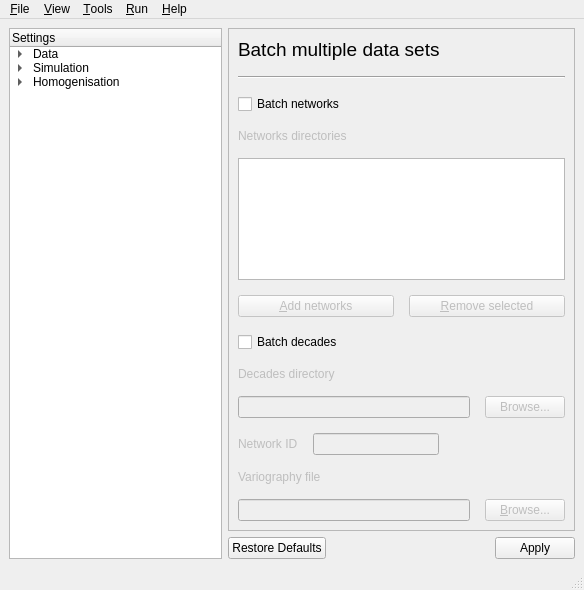
Above: GSIMCLI/interface/gsimcli.ui from iled/gsimcli before the change. Below: the same form after it.
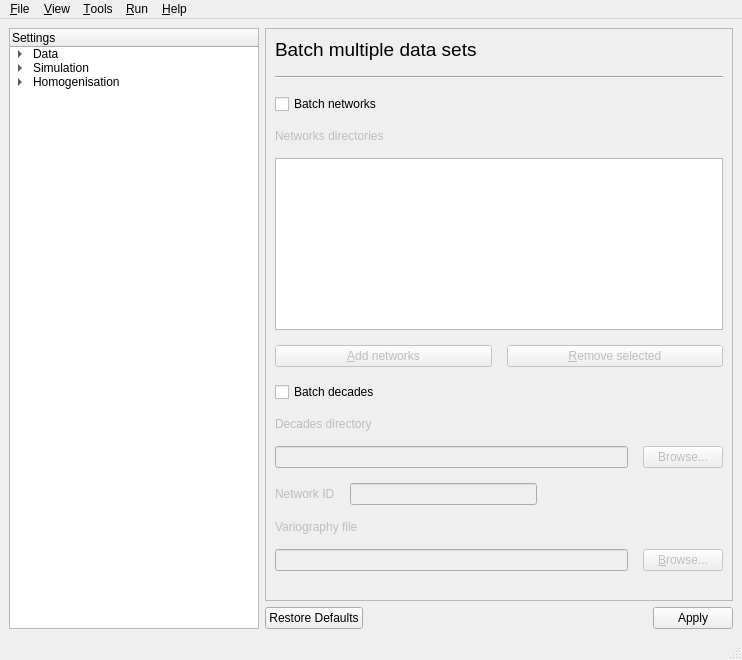
That is the form after the change. The open tabs and pages were chosen to show the change.

Commit message:
changed ui load/save settings, using QSettings
. new ways to load/save settings: restore last session, open, save,
export
. QSettings to save preferences and params
. use last used directory at QFileDialog
. deprecated previous load/save params
. fixed estimated necessary space at user order
. fixed current_network when removing last one

The edit to the form file:
```diff
--- a/GSIMCLI/interface/gsimcli.ui
+++ b/GSIMCLI/interface/gsimcli.ui
@@ -6,8 +6,8 @@
    <rect>
     <x>0</x>
     <y>0</y>
-    <width>584</width>
-    <height>590</height>
+    <width>742</width>
+    <height>660</height>
    </rect>
   </property>
   <property name="windowTitle">
@@ -1846,8 +1846,8 @@
     <rect>
      <x>0</x>
      <y>0</y>
-     <width>584</width>
-     <height>25</height>
+     <width>742</width>
+     <height>22</height>
     </rect>
    </property>
    <widget class="QMenu" name="menuFile">
```
Left out of the diff: 70 changed lines with no effect on the pictures. The commit also changes 1 other file.
